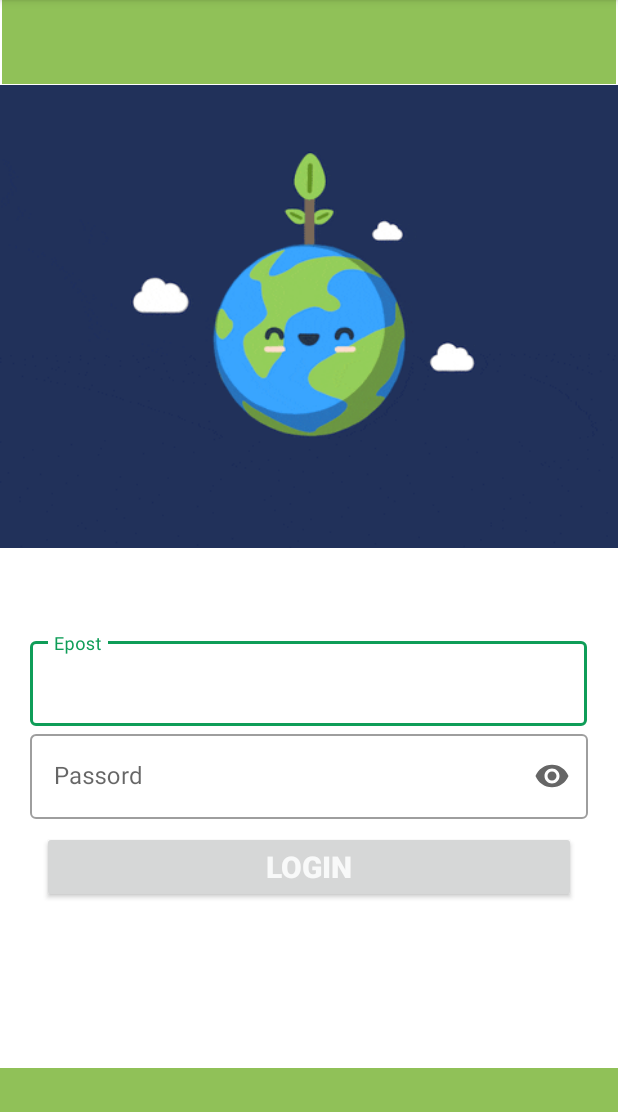
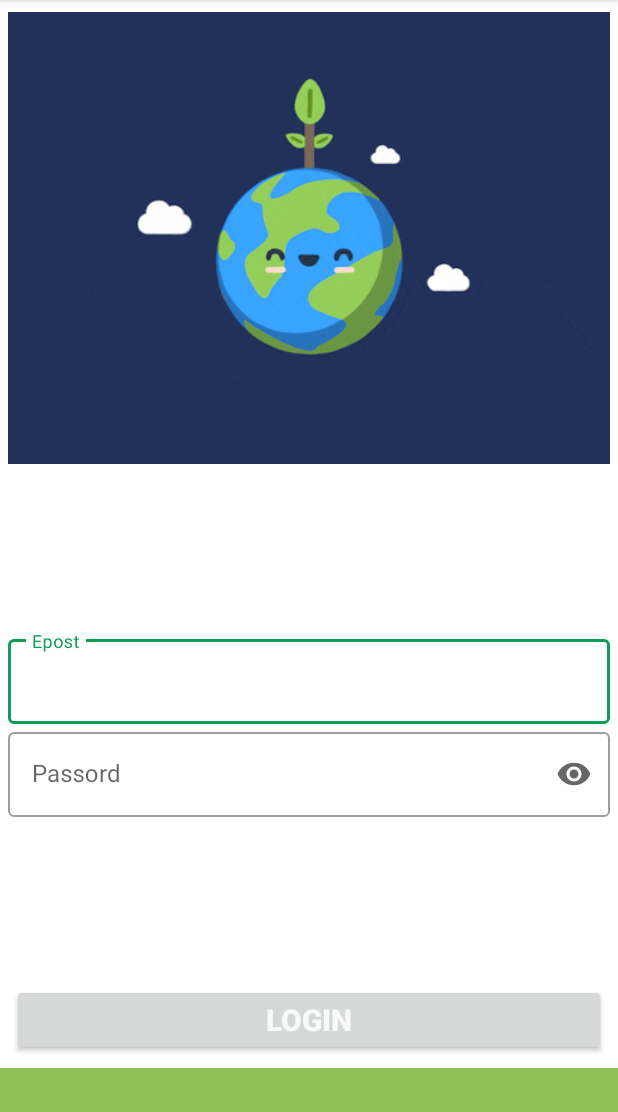
Before and after one commit to Mikebrowski/greenpay_c, an Android app: the LoginActivity screen opened directly, with no data from a screen before it, on a phone screen of 412 x 824 dp, the part 84-1196 px from its top. Run offline under Robolectric (Android 15) with nearby library versions, the phone set to English and light mode, and no system bars; our stand-ins replace Firebase (no records; nobody signed in at launch, a user with empty details on screens opened directly); Roboto replaces fonts that are not available here.

Commit message:
Task 756 small fixes

```diff
--- a/app/src/main/java/fragment/DetailsFragment.java
+++ b/app/src/main/java/fragment/DetailsFragment.java
@@ -36,12 +36,12 @@ public class DetailsFragment extends Fragment {
 
     private static final String ARG_PARAM1 ="param1";
     private static final String ARG_PARAM2 ="param2";
-    private static final String ARG_PARAM3 ="param3";
+    private static final String ARG_PARAM3 ="pointsSelected";
     private static final String ARG_PARAM4 ="param4";
 
     private String mParam1;
     private String mParam2;
-    private String mParam3;
+    private String pointsSelected;
     private String mParam4;
 
     TextView amountPresssesBox;
@@ -60,12 +60,12 @@ public class DetailsFragment extends Fragment {
     String initiativeName;
     Date currentDateS;
 
-    public static DetailsFragment newInstance(String param1, String param2, String param3, String param4){
+    public static DetailsFragment newInstance(String param1, String param2, String pointsSelected, String param4){
         DetailsFragment fragment = new DetailsFragment();
         Bundle args = new Bundle();
         args.putString(ARG_PARAM1,param1);
         args.putString(ARG_PARAM2,param2);
-        args.putString(ARG_PARAM3,param3);
+        args.putString(ARG_PARAM3,pointsSelected);
         args.putString(ARG_PARAM4,param4);
 
         fragment.setArguments(args);
@@ -80,7 +80,7 @@ public class DetailsFragment extends Fragment {
         if (getArguments() != null){
             mParam1 = getArguments().getString(ARG_PARAM1);
             mParam2 = getArguments().getString(ARG_PARAM2);
-            mParam3 = getArguments().getString(ARG_PARAM3);
+            pointsSelected = getArguments().getString(ARG_PARAM3);
             mParam4 = getArguments().getString(ARG_PARAM4);
         }
     }
@@ -110,7 +110,7 @@ public class DetailsFragment extends Fragment {
 
         typeDetails.setText(mParam1);
         nameDetails.setText(mParam2);
-        pointsDetails.setText(mParam3);
+        pointsDetails.setText(pointsSelected);
         infoDetails.setText(mParam4);
 
         totalvaluebox.setVisibility(View.INVISIBLE);
@@ -235,8 +235,8 @@ public class DetailsFragment extends Fragment {
 
     private void seeTotalpoints()
     {
-        String correctPointsFormat = amountPresssesBox.getText().toString();
-        int changeToInt = Integer.parseInt(correctPointsFormat);
+        //String correctPointsFormat = amountPresssesBox.getText().toString(); // NEEDS A POSSIBLE TEXTLISTINER
+        int changeToInt = Integer.parseInt(pointsSelected);
         int calculatedValue = Integer.valueOf(counter * changeToInt);
         totalvaluebox.setText(calculatedValue);
         //addToDatabase(calculatedValue);
--- a/app/src/main/res/layout/login_activity.xml
+++ b/app/src/main/res/layout/login_activity.xml
@@ -6,18 +6,6 @@
     android:layout_height="match_parent"
     tools:context=".LoginActivity">
 
-
-    <androidx.appcompat.widget.Toolbar
-        android:id="@+id/toolbar3"
-        android:layout_width="409dp"
-
-        android:layout_height="wrap_content"
-        android:background="#90C158"
-        android:minHeight="?attr/actionBarSize"
-        android:theme="?attr/actionBarTheme"
-        app:layout_constraintEnd_toEndOf="parent"
-        app:layout_constraintStart_toStartOf="parent"
-        app:layout_constraintTop_toTopOf="parent" />
 
     <androidx.appcompat.widget.Toolbar
         android:id="@+id/toolbar2"
@@ -39,19 +27,19 @@
         app:columnCount="3"
         app:layout_constraintEnd_toEndOf="parent"
         app:layout_constraintStart_toStartOf="parent"
-        app:layout_constraintTop_toBottomOf="@+id/toolbar3"
+        app:layout_constraintTop_toTopOf="parent"
         app:rowCount="3">
 
         <pl.droidsonroids.gif.GifImageView
             android:id="@+id/gifAnimation"
-            android:layout_width="match_parent"
-            android:layout_height="310dp"
+            android:layout_width="401dp"
+            android:layout_height="317dp"
 
             android:src="@drawable/planetsmile"
-            app:layout_column="1"
-            app:layout_row="2"
-            tools:layout_editor_absoluteX="-163dp"
-            tools:layout_editor_absoluteY="32dp" />
+            app:layout_column="0"
+            app:layout_row="0"
+            tools:layout_editor_absoluteX="31dp"
+            tools:layout_editor_absoluteY="221dp" />
 
     </androidx.gridlayout.widget.GridLayout>
 
@@ -59,10 +47,12 @@
         android:id="@+id/MaterialLinerlayout"
         android:layout_width="0dp"
         android:layout_height="0dp"
-        android:layout_margin="20dp"
+        android:layout_margin="5dp"
+        android:gravity="center"
         android:orientation="vertical"
-        app:layout_constraintBottom_toTopOf="@+id/toolbar2"
+        app:layout_constraintBottom_toTopOf="@+id/insideLoginBtn"
         app:layout_constraintEnd_toEndOf="parent"
+        app:layout_constraintHorizontal_bias="0"
         app:layout_constraintStart_toStartOf="parent"
         app:layout_constraintTop_toBottomOf="@+id/gridLayout">
 
@@ -70,10 +60,8 @@
         <com.google.android.material.textfield.TextInputLayout
             android:id="@+id/MaterialDesignEmail"
             style="@style/Widget.MaterialComponents.TextInputLayout.OutlinedBox"
-            android:layout_width="371dp"
+            android:layout_width="match_parent"
             android:layout_height="wrap_content"
-            android:layout_marginTop="36dp"
-            android:layout_marginEnd="19dp"
             android:hint="Epost"
 
             app:layout_constraintBottom_toTopOf="parent"
@@ -84,7 +72,7 @@
 
             <com.google.android.material.textfield.TextInputEditText
                 android:id="@+id/emailX"
-                android:layout_width="371dp"
+                android:layout_width="match_parent"
                 android:layout_height="match_parent">
 
 
@@ -114,24 +102,29 @@
 
         </com.google.android.material.textfield.TextInputLayout>
 
-        <androidx.appcompat.widget.AppCompatButton
-            android:id="@+id/insideLoginBtn"
-            style="@style/buttonLogin"
-            android:layout_width="match_parent"
-            android:layout_height="wrap_content"
-            android:layout_marginBottom="16dp"
-            android:text="Login"
-            android:textColor="#D5FFFFFF"
-            android:textSize="20sp"
-            android:textStyle="bold"
-            app:icon="@drawable/ic_baseline_login_24" />
-
         <ProgressBar
             android:id="@+id/progressBarBot"
             style="?android:attr/progressBarStyle"
             android:layout_width="match_parent"
-            android:layout_height="wrap_content" />
+            android:layout_height="38dp" />
+
     </LinearLayout>
+
+    <androidx.appcompat.widget.AppCompatButton
+        android:id="@+id/insideLoginBtn"
+        style="@style/buttonLogin"
+        android:layout_width="match_parent"
+        android:layout_height="wrap_content"
+        android:layout_marginBottom="8dp"
+        android:text="Login"
+        android:textColor="#D5FFFFFF"
+        android:textSize="20sp"
+        android:textStyle="bold"
+        app:icon="@drawable/ic_baseline_login_24"
+        app:layout_constraintBottom_toTopOf="@+id/toolbar2"
+        app:layout_constraintEnd_toEndOf="parent"
+        app:layout_constraintStart_toStartOf="parent"
+        app:layout_constraintTop_toBottomOf="@+id/MaterialLinerlayout" />
 
 
 </androidx.constraintlayout.widget.ConstraintLayout>
```
